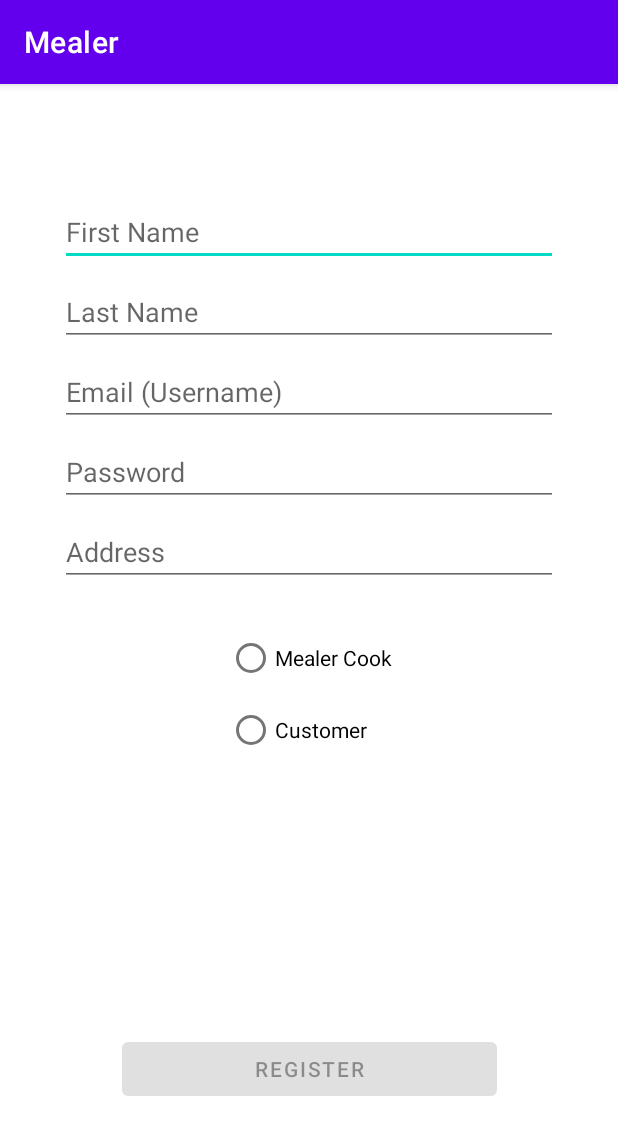
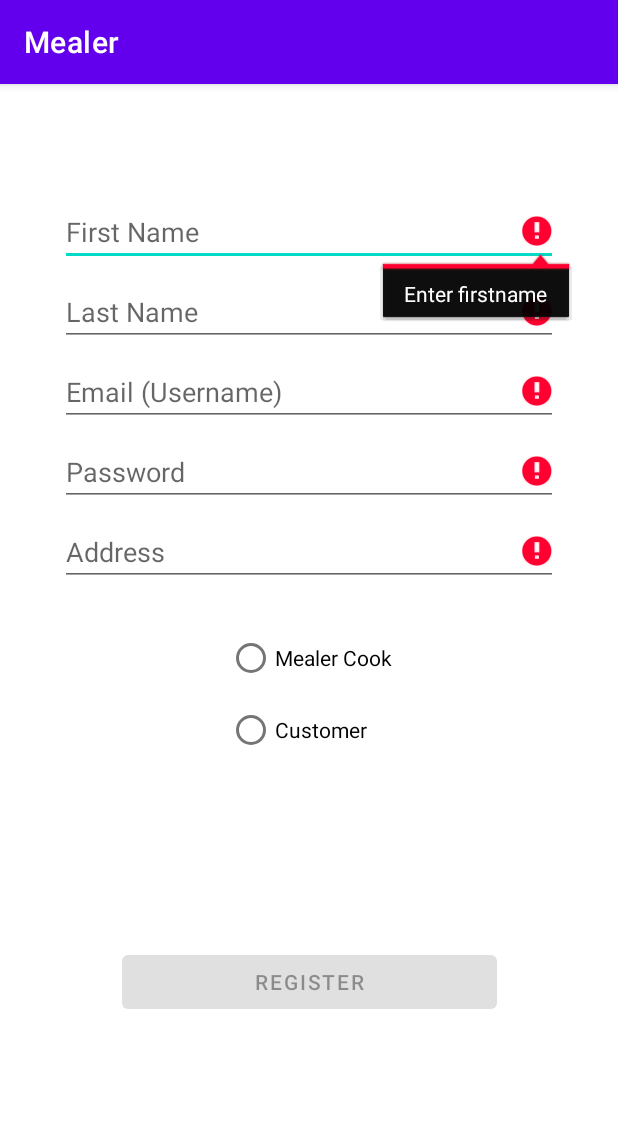
Before and after one commit to Lanhui-Chen/SEG2105BV-project, an Android app: the activity_register screen opened directly, with no data from a screen before it, on a phone screen of 412 x 824 dp. Shown: the top 1135 px of the screen. Run offline under Robolectric (Android 15) with nearby library versions, the phone set to English and light mode, and no system bars; our stand-ins replace Firebase (no records; nobody signed in at launch, a user with empty details on screens opened directly).

Commit message:
added some functions in login and register

```diff
--- a/Mealer/app/src/main/java/com/example/mealer/activity_register.java
+++ b/Mealer/app/src/main/java/com/example/mealer/activity_register.java
@@ -3,12 +3,82 @@ package com.example.mealer;
 import androidx.appcompat.app.AppCompatActivity;
 
 import android.os.Bundle;
+import android.text.Editable;
+import android.text.TextWatcher;
+import android.view.KeyEvent;
+import android.view.View;
+import android.view.inputmethod.EditorInfo;
+import android.widget.Button;
+import android.widget.EditText;
+import android.widget.ProgressBar;
+import android.widget.RadioButton;
+import android.widget.RadioGroup;
+import android.widget.TextView;
+
+import com.google.firebase.database.DatabaseReference;
+import com.google.firebase.database.FirebaseDatabase;
 
 public class activity_register extends AppCompatActivity {
+
+    private String selectedRole;
 
     @Override
     protected void onCreate(Bundle savedInstanceState) {
         super.onCreate(savedInstanceState);
         setContentView(R.layout.activity_register);
+
+        final EditText firstname = findViewById(R.id.firstname);
+        final EditText lastname = findViewById(R.id.lastname);
+        final EditText emailEditText = findViewById(R.id.username);
+        final EditText passwordEditText = findViewById(R.id.password);
+        final EditText address = findViewById(R.id.address);
+        final RadioGroup roleRadio = findViewById(R.id.radioGroupRole);
+        final RadioButton lastRadioButton = findViewById(R.id.radioButtonClient);
+        final EditText ccard = findViewById(R.id.ccard);
+        final EditText description = findViewById(R.id.description);
+        final Button register = findViewById(R.id.register);
+        final ProgressBar loadingProgressBar = findViewById(R.id.loading);
+        final boolean flag = false;
+
+        register.setEnabled(flag);
+
+        firstname.setError("Enter firstname");
+        lastname.setError("Enter lastname");
+        emailEditText.setError("Not a valid email");
+        passwordEditText.setError("Password incorrect");
+        address.setError("Enter address");
+        ccard.setError("Enter a valid credit card number");
+
+
+        roleRadio.setOnCheckedChangeListener(new RadioGroup.OnCheckedChangeListener() {
+            @Override
+            public void onCheckedChanged(RadioGroup group, int checkedId) {
+
+                switch (checkedId) {
+                    case R.id.radioButtonCook:
+                        selectedRole = "Cook";
+                        ccard.setVisibility(View.VISIBLE);
+                        lastRadioButton.setError(null);
+                        register.setEnabled(true);
+                        break;
+                    case R.id.radioButtonClient:
+                        selectedRole = "Client";
+                        description.setVisibility(View.VISIBLE);
+                        lastRadioButton.setError(null);
+                        register.setEnabled(true);
+                        break;
+
+                }
+
+            }
+        });
+
+        register.setOnClickListener(new View.OnClickListener() {
+            @Override
+            public void onClick(View v) {
+
+            }
+        });
     }
+
 }
--- a/Mealer/app/src/main/res/layout/activity_register.xml
+++ b/Mealer/app/src/main/res/layout/activity_register.xml
@@ -42,13 +42,13 @@
         app:layout_constraintTop_toBottomOf="@id/firstname" />
 
     <EditText
-        android:id="@+id/email"
+        android:id="@+id/username"
         android:layout_width="0dp"
         android:layout_height="wrap_content"
         android:layout_marginStart="24dp"
         android:layout_marginTop="8dp"
         android:layout_marginEnd="24dp"
-        android:hint="@string/prompt_email"
+        android:hint="@string/prompt_username"
         android:imeActionLabel="@string/action_sign_in_short"
         android:imeOptions="actionDone"
         android:inputType="textEmailAddress"
@@ -73,7 +73,7 @@
         android:selectAllOnFocus="true"
         app:layout_constraintEnd_toEndOf="parent"
         app:layout_constraintStart_toStartOf="parent"
-        app:layout_constraintTop_toBottomOf="@id/email" />
+        app:layout_constraintTop_toBottomOf="@id/username" />
 
     <EditText
         android:id="@+id/address"
@@ -104,13 +104,13 @@
         app:layout_constraintTop_toBottomOf="@+id/address">
 
         <RadioButton
-            android:id="@+id/radioButtonEmployee"
+            android:id="@+id/radioButtonCook"
             android:layout_width="match_parent"
             android:layout_height="wrap_content"
             android:text="@string/cook" />
 
         <RadioButton
-            android:id="@+id/radioButtonCustomer"
+            android:id="@+id/radioButtonClient"
             android:layout_width="match_parent"
             android:layout_height="wrap_content"
             android:text="@string/customer" />
@@ -170,7 +170,7 @@
         android:layout_height="wrap_content"
         android:layout_gravity="start"
         android:layout_marginStart="48dp"
-        android:layout_marginTop="288dp"
+        android:layout_marginTop="216dp"
         android:layout_marginEnd="48dp"
         android:layout_marginBottom="32dp"
         android:enabled="false"
```
Also changed, not shown: Mealer/app/src/main/java/com/example/mealer/MainActivity.java (deleted, +0 -38 lines), Mealer/app/src/main/java/com/example/mealer/WelcomeActivity.java (deleted, +0 -34 lines), Mealer/app/src/main/java/com/example/mealer/activity_login.java (+171 -0 lines), Mealer/app/src/main/res/values/strings.xml (+9 -2 lines).
